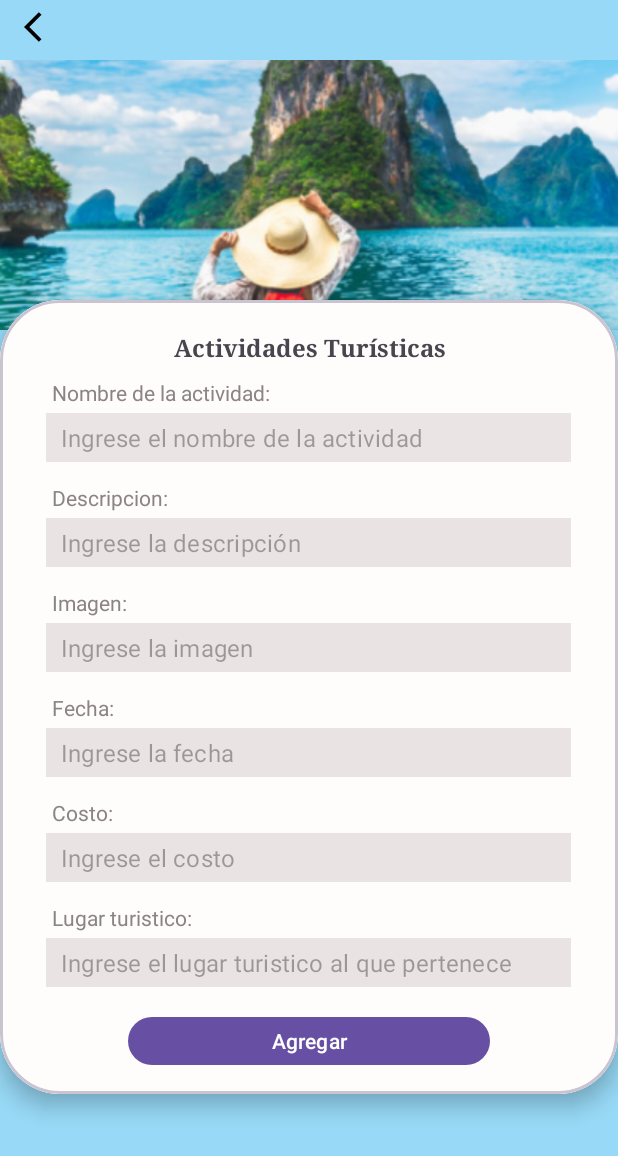
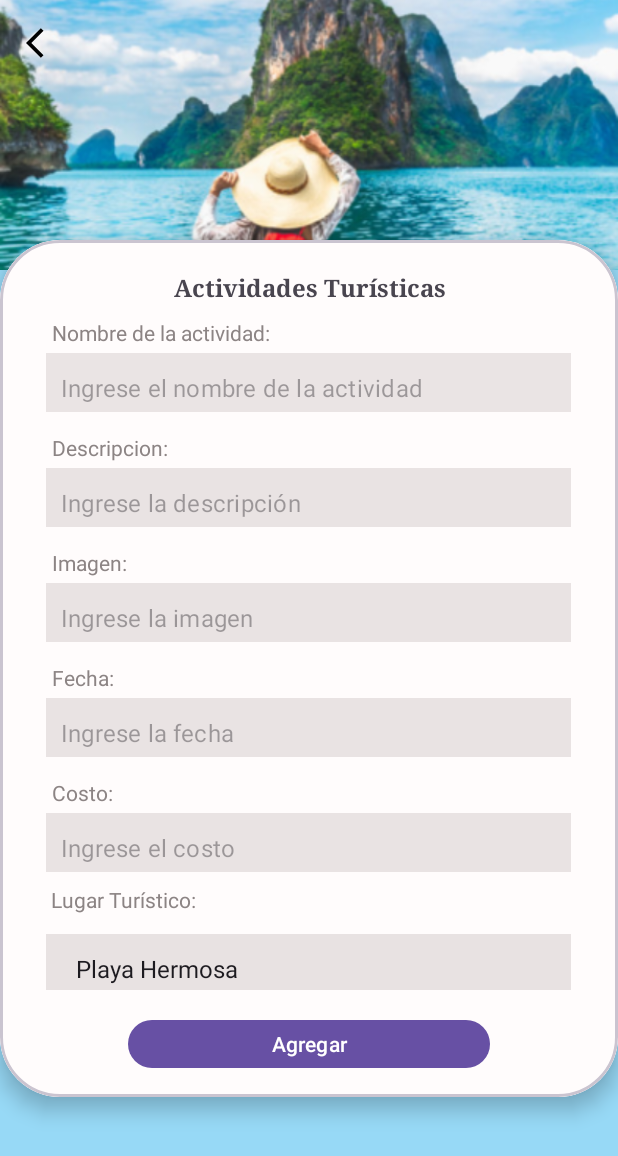
Before and after one commit to FeeerSalinas/Etapa2PDM, an Android app: the ActividadesTuristicas screen opened directly, with no data from a screen before it, on a phone screen of 412 x 824 dp. Shown: the top 1156 px of the screen. Run offline under Robolectric (Android 15) with nearby library versions, the phone set to English and light mode, and no system bars.

Commit message:
Spinner para Lugares en Agregar actividad

```diff
--- a/app/src/main/java/com/example/pdmlugaresturisticos/ActividadesTuristicas.kt
+++ b/app/src/main/java/com/example/pdmlugaresturisticos/ActividadesTuristicas.kt
@@ -1,14 +1,14 @@
 package com.example.pdmlugaresturisticos
 
 import android.content.Intent
+import android.os.Bundle
+import android.widget.*
 import androidx.appcompat.app.AppCompatActivity
-import android.os.Bundle
-import android.widget.Button
-import android.widget.EditText
-import android.widget.ImageButton
-import android.widget.Toast
+import androidx.lifecycle.lifecycleScope
 import com.example.pdmlugaresturisticos.helper.DataBaseHelper
 import com.example.pdmlugaresturisticos.models.ActividadTuristica
+import com.example.pdmlugaresturisticos.models.DestinoTuristico
+import kotlinx.coroutines.launch
 
 class ActividadesTuristicas : AppCompatActivity() {
 
@@ -17,8 +17,10 @@ class ActividadesTuristicas : AppCompatActivity() {
     private lateinit var txtImagen: EditText
     private lateinit var txtFecha: EditText
     private lateinit var txtCosto: EditText
-    private lateinit var txtLugarTuristico: EditText
+    private lateinit var spinnerLugares: Spinner
     private lateinit var btnAgregar: Button
+
+    private var lugaresList: List<DestinoTuristico> = listOf()
 
     override fun onCreate(savedInstanceState: Bundle?) {
         super.onCreate(savedInstanceState)
@@ -30,21 +32,34 @@ class ActividadesTuristicas : AppCompatActivity() {
         txtImagen = findViewById(R.id.txtImagen)
         txtFecha = findViewById(R.id.txtFecha)
         txtCosto = findViewById(R.id.txtCosto)
-        txtLugarTuristico = findViewById(R.id.txtLugarTuristico)
+        spinnerLugares = findViewById(R.id.spinnerLugares)
         btnAgregar = findViewById(R.id.btnAgregar)
 
         btnAgregar.setOnClickListener {
             agregarActividadTuristica()
+        }
+
+        val btnBack: ImageButton = findViewById(R.id.btnBack)
+        btnBack.setOnClickListener {
+            val intent: Intent = Intent(this, PaginaInicio::class.java)
+            startActivity(intent)
+        }
+
+        // Cargar los datos del Spinner desde la base de datos
+        loadDestinos()
     }
 
-        val btnBack: ImageButton = findViewById(R.id.btnBack)
-        btnBack.setOnClickListener{
+    private fun loadDestinos() {
+        lifecycleScope.launch {
+            val dbHelper = DataBaseHelper(this@ActividadesTuristicas)
+            lugaresList = dbHelper.getAllDestinos()
 
-            val intent: Intent = Intent(this, PaginaInicio::class.java)
-            startActivity(intent)
-
+            val nombresLugares = lugaresList.map { it.nombre }
+            val adapter = ArrayAdapter(this@ActividadesTuristicas, android.R.layout.simple_spinner_item, nombresLugares)
+            adapter.setDropDownViewResource(android.R.layout.simple_spinner_dropdown_item)
+            spinnerLugares.adapter = adapter
         }
-}
+    }
 
     private fun agregarActividadTuristica() {
         val nombreActividad = txtNombreActividad.text.toString()
@@ -52,7 +67,8 @@ class ActividadesTuristicas : AppCompatActivity() {
         val imagen = txtImagen.text.toString()
         val fecha = txtFecha.text.toString()
         val costo = txtCosto.text.toString().toDoubleOrNull()
-        val idDestinoTuristico = txtLugarTuristico.text.toString().toIntOrNull()
+        val selectedPosition = spinnerLugares.selectedItemPosition
+        val idDestinoTuristico = if (selectedPosition >= 0) lugaresList[selectedPosition].idDestinoTuristico else null
 
         if (nombreActividad.isNotEmpty() && descripcion.isNotEmpty() && imagen.isNotEmpty() &&
             fecha.isNotEmpty() && costo != null && idDestinoTuristico != null) {
@@ -86,6 +102,6 @@ class ActividadesTuristicas : AppCompatActivity() {
         txtImagen.text.clear()
         txtFecha.text.clear()
         txtCosto.text.clear()
-        txtLugarTuristico.text.clear()
+        spinnerLugares.setSelection(0)
     }
 }
--- a/app/src/main/java/com/example/pdmlugaresturisticos/helper/DataBaseHelper.kt
+++ b/app/src/main/java/com/example/pdmlugaresturisticos/helper/DataBaseHelper.kt
@@ -50,6 +50,23 @@ class DataBaseHelper (context: Context) : SQLiteOpenHelper(context, DATABASE_NAM
 
         db?.execSQL(CREATE_DESTINOS_TABLE)
         db?.execSQL(CREATE_ACTIVIDADES_TABLE)
+    }
+
+    fun getAllDestinos(): List<DestinoTuristico> {
+        val destinosList = mutableListOf<DestinoTuristico>()
+        val db = this.readableDatabase
+        val cursor = db.rawQuery("SELECT * FROM DestinosTuristicos", null)
+        if (cursor.moveToFirst()) {
+            do {
+                val idDestinoTuristico = cursor.getInt(cursor.getColumnIndexOrThrow("idDestinoTuristico"))
+                val nombre = cursor.getString(cursor.getColumnIndexOrThrow("nombre"))
+                val descripcion = cursor.getString(cursor.getColumnIndexOrThrow("descripcion"))
+                val imagen = cursor.getString(cursor.getColumnIndexOrThrow("imagen"))
+                destinosList.add(DestinoTuristico(idDestinoTuristico, nombre, descripcion, imagen))
+            } while (cursor.moveToNext())
+        }
+        cursor.close()
+        return destinosList
     }
 
     fun insertDestinoTuristico(destino: DestinoTuristico): Long {
--- a/app/src/main/res/layout/activity_actividades_turisticas.xml
+++ b/app/src/main/res/layout/activity_actividades_turisticas.xml
@@ -11,28 +11,30 @@
 
     <!-- ImageView -->
 
-    <ImageButton
-        android:id="@+id/btnBack"
-        android:layout_width="47dp"
-        android:layout_height="wrap_content"
-        android:layout_alignParentStart="true"
-        android:layout_alignParentTop="true"
-        android:layout_marginStart="4dp"
-        android:layout_marginTop="6dp"
-        android:layout_marginEnd="16dp"
-        android:layout_marginBottom="16dp"
-        android:background="?attr/selectableItemBackgroundBorderless"
-        android:contentDescription="Regresar"
-        android:src="@drawable/baseline_arrow_back_ios_24" />
+
 
     <ImageView
         android:id="@+id/portada"
         android:layout_width="match_parent"
         android:layout_height="180dp"
         android:layout_centerHorizontal="true"
-        android:layout_marginTop="40dp"
+        android:layout_marginTop="0dp"
         android:scaleType="centerCrop"
         app:srcCompat="@mipmap/fondo" />
+
+    <ImageButton
+        android:id="@+id/btnBack"
+        android:layout_width="50dp"
+        android:layout_height="50dp"
+        android:layout_alignParentStart="true"
+        android:layout_alignParentTop="true"
+        android:layout_marginStart="4dp"
+        android:layout_marginTop="3dp"
+        android:layout_marginEnd="16dp"
+        android:layout_marginBottom="16dp"
+        android:background="?attr/selectableItemBackgroundBorderless"
+        android:contentDescription="Regresar"
+        android:src="@drawable/baseline_arrow_back_ios_24" />
 
     <!-- CardView -->
     <com.google.android.material.card.MaterialCardView
@@ -103,7 +105,7 @@
                     android:hint="Ingrese el nombre de la actividad"
                     android:paddingStart="10dp"
                     android:paddingLeft="10dp"
-                    android:paddingTop="5dp"
+                    android:paddingTop="12dp"
                     android:paddingEnd="10dp"
                     android:paddingRight="10dp"
                     android:paddingBottom="5dp" />
@@ -137,7 +139,7 @@
                     android:hint="Ingrese la descripción"
                     android:paddingStart="10dp"
                     android:paddingLeft="10dp"
-                    android:paddingTop="5dp"
+                    android:paddingTop="12dp"
                     android:paddingBottom="5dp" />
             </LinearLayout>
 
@@ -168,7 +170,7 @@
                     android:hint="Ingrese la imagen"
                     android:paddingStart="10dp"
                     android:paddingLeft="10dp"
-                    android:paddingTop="5dp"
+                    android:paddingTop="12dp"
                     android:paddingEnd="10dp"
                     android:paddingRight="10dp"
                     android:paddingBottom="5dp" />
@@ -201,7 +203,7 @@
                     android:hint="Ingrese la fecha"
                     android:paddingStart="10dp"
                     android:paddingLeft="10dp"
-                    android:paddingTop="5dp"
+                    android:paddingTop="12dp"
                     android:paddingEnd="10dp"
                     android:paddingRight="10dp"
                     android:paddingBottom="5dp" />
@@ -234,43 +236,44 @@
 
                     android:paddingStart="10dp"
                     android:paddingLeft="10dp"
-                    android:paddingTop="5dp"
+                    android:paddingTop="12dp"
                     android:paddingEnd="10dp"
                     android:paddingRight="10dp"
                     android:paddingBottom="5dp" />
             </LinearLayout>
 
+            <!-- Campo para lugar turístico -->
             <LinearLayout
                 android:layout_width="350dp"
                 android:layout_height="wrap_content"
                 android:layout_gravity="center"
-                android:layout_marginTop="10dp"
+                android:layout_marginTop="5dp"
                 android:orientation="vertical">
 
                 <TextView
                     android:layout_width="wrap_content"
                     android:layout_height="wrap_content"
                     android:fontFamily="sans-serif-thin"
-                    android:padding="4dp"
-                    android:text="Lugar turistico:"
+                    android:padding="3dp"
+                    android:text="Lugar Turístico:"
                     android:textColor="#8C8484"
                     android:textStyle="bold" />
 
-                <com.google.android.material.textfield.TextInputEditText
-                    android:id="@+id/txtLugarTuristico"
-                    style="@style/Widget.MaterialComponents.TextInputEditText.OutlinedBox"
-                    android:layout_width="match_parent"
+                <Spinner
+                    android:id="@+id/spinnerLugares"
+                    android:layout_width="350dp"
                     android:layout_height="wrap_content"
-                    android:background="#E9E3E3"
-                    android:gravity="center_vertical"
-                    android:hint="Ingrese el lugar turistico al que pertenece"
-
-                    android:paddingStart="10dp"
-                    android:paddingLeft="12dp"
-                    android:paddingTop="5dp"
-                    android:paddingEnd="10dp"
-                    android:paddingRight="10dp"
-                    android:paddingBottom="5dp" />
+                    android:layout_gravity="center"
+                    android:layout_marginTop="10dp"
+                    android:background="#E8E2E2"
+                    android:foregroundTint="#636161"
+                    android:paddingStart="12dp"
+                    android:paddingLeft="5dp"
+                    android:paddingTop="12dp"
+                    android:paddingEnd="5dp"
+                    android:paddingRight="5dp"
+                    android:paddingBottom="3dp"
+                    android:spinnerMode="dropdown" />
             </LinearLayout>
 
             <Button
```
Also changed, not shown: app/src/main/java/com/example/pdmlugaresturisticos/models/DestinoTuristico.kt (line endings or trailing spaces).
